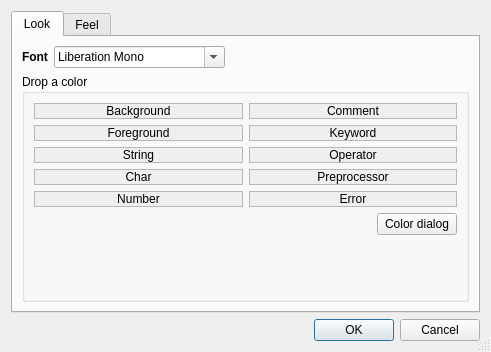
First picture: the form in settings.ui, repository luebking/sqriptor, before the edit.
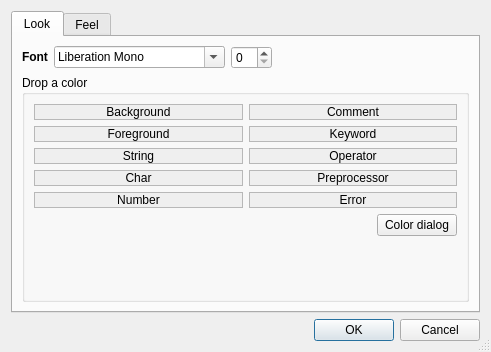
Second picture: the form after the edit.

Commit message: live font settings

The edit to the form file:
```diff
--- a/settings.ui
+++ b/settings.ui
@@ -61,6 +61,9 @@
            </item>
           </layout>
          </item>
+         <item>
+          <widget class="QSpinBox" name="fontSize"/>
+         </item>
          <item>
           <spacer name="horizontalSpacer_3">
            <property name="orientation">
```
Left out of the diff: 2 changed lines with no effect on the pictures. The commit also changes 2 other files.
